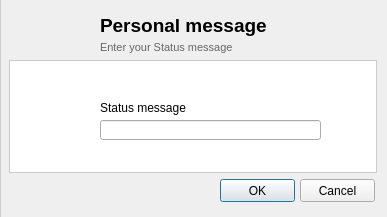
The window that retroshare-gui/src/gui/profile/StatusMessage.ui (RetroShare/RetroShare) describes before a commit, drawn with Qt 5.
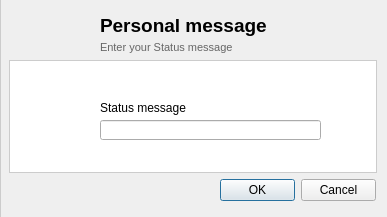
The same window after the commit. Icons and pictures are not drawn.

Commit message: Changed the standard dialog buttons from single buttons to buttonbox to have a standard layout and a standard translation.

The edit to the form file:
```diff
--- a/retroshare-gui/src/gui/profile/StatusMessage.ui
+++ b/retroshare-gui/src/gui/profile/StatusMessage.ui
@@ -152,33 +152,17 @@
    <property name="frameShadow">
     <enum>QFrame::Raised</enum>
    </property>
-   <widget class="QPushButton" name="okButton">
+   <widget class="QDialogButtonBox" name="buttonBox">
     <property name="geometry">
      <rect>
       <x>220</x>
       <y>180</y>
-      <width>75</width>
+      <width>156</width>
       <height>23</height>
      </rect>
     </property>
-    <property name="text">
-     <string>OK</string>
-    </property>
-    <property name="default">
-     <bool>true</bool>
-    </property>
-   </widget>
-   <widget class="QPushButton" name="cancelButton">
-    <property name="geometry">
-     <rect>
-      <x>300</x>
-      <y>180</y>
-      <width>75</width>
-      <height>23</height>
-     </rect>
-    </property>
-    <property name="text">
-     <string>Cancel</string>
+    <property name="standardButtons">
+     <set>QDialogButtonBox::Cancel|QDialogButtonBox::Ok</set>
     </property>
    </widget>
   </widget>
```
Left out of the diff: 7 changed lines with no effect on the pictures. The commit also changes 38 other files.
